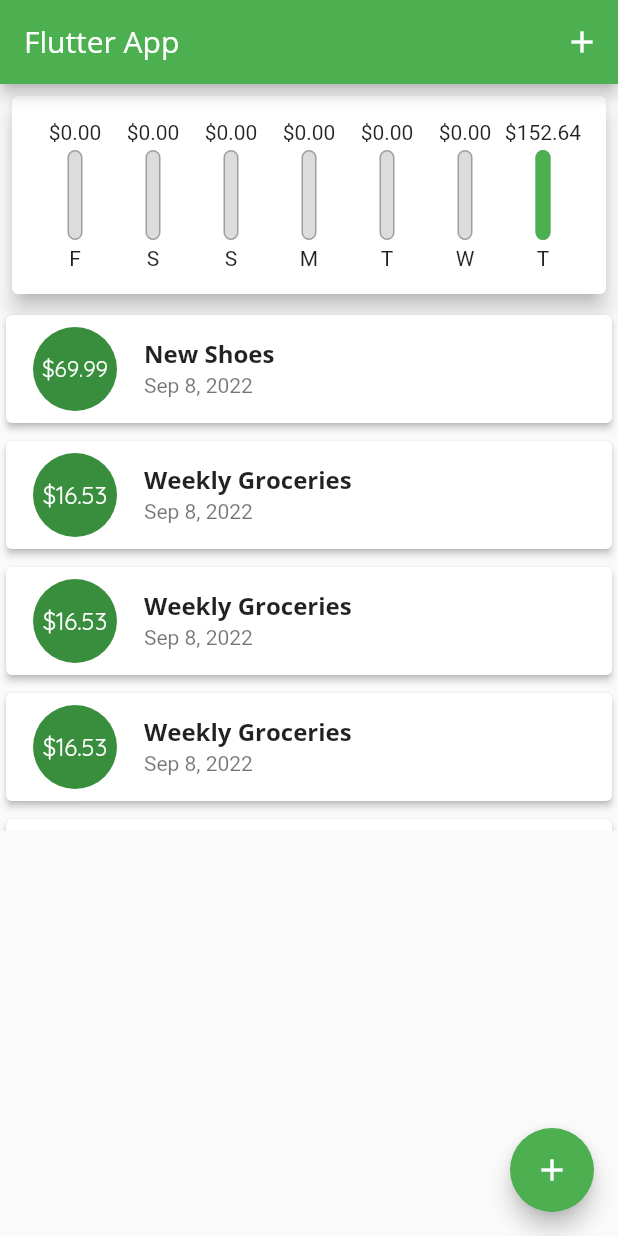
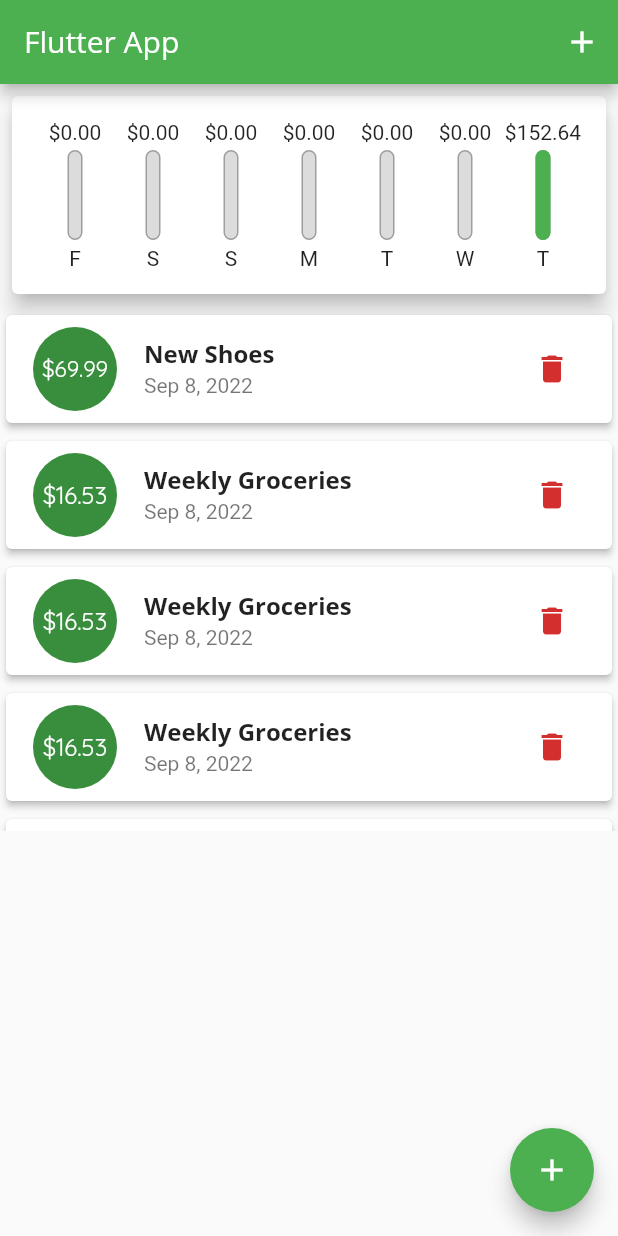
Before and after one commit to Matheus-IT/expenses_planner, a Flutter app: the screen it shows after launch, on a phone screen of 412 x 824 dp. Run offline on Flutter 3.47's test engine with Material 2 defaults, Android fonts, the phone set to English and light mode, and no system bars.

Commit message:
Implementing remove transaction feature

```diff
--- a/lib/components/transaction_item.dart
+++ b/lib/components/transaction_item.dart
@@ -4,9 +4,11 @@ import 'package:intl/intl.dart';
 
 class TransactionItem extends StatelessWidget {
   final TransactionModel transactionModel;
+  final void Function(String) onDeleteTransaction;
 
   const TransactionItem({
     required this.transactionModel,
+    required this.onDeleteTransaction,
     Key? key,
   }) : super(key: key);
 
@@ -28,6 +30,11 @@ class TransactionItem extends StatelessWidget {
           style: Theme.of(context).textTheme.headline6,
         ),
         subtitle: Text(DateFormat.yMMMd().format(transactionModel.date)),
+        trailing: IconButton(
+          icon: const Icon(Icons.delete),
+          color: Theme.of(context).errorColor,
+          onPressed: () => onDeleteTransaction(transactionModel.id),
+        ),
       ),
     );
   }
```
Also changed, not shown: lib/pages/home_page.dart (+8 -1 lines).
